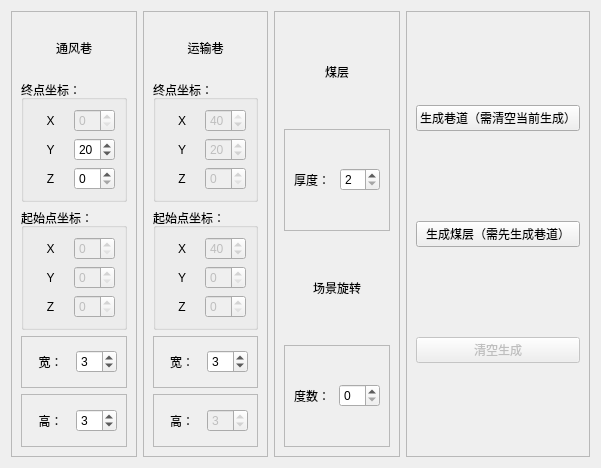
First picture: the form in ui/roadway.ui, repository ez4jc/working_face_master, before the edit.
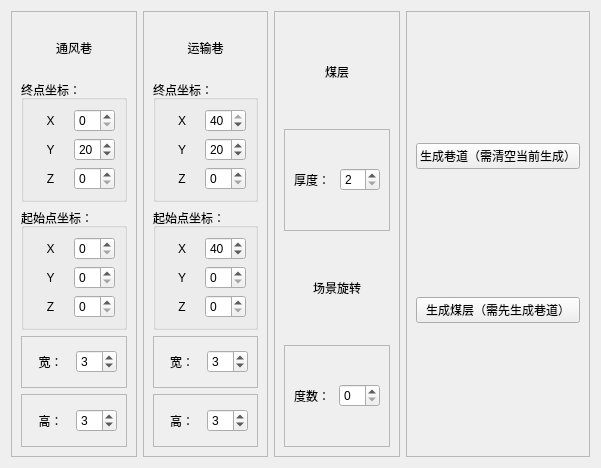
Second picture: the form after the edit.

What changed in the file:
```diff
--- a/ui/roadway.ui
+++ b/ui/roadway.ui
@@ -52,7 +52,7 @@
          <item row="0" column="1">
           <widget class="QSpinBox" name="spinBox_ventilationShaft_x">
            <property name="enabled">
-            <bool>false</bool>
+            <bool>true</bool>
            </property>
            <property name="maximum">
             <number>5</number>
@@ -104,21 +104,21 @@
          <item row="2" column="1">
           <widget class="QSpinBox" name="spinBox_3">
            <property name="enabled">
-            <bool>false</bool>
+            <bool>true</bool>
            </property>
           </widget>
          </item>
          <item row="1" column="1">
           <widget class="QSpinBox" name="spinBox_2">
            <property name="enabled">
-            <bool>false</bool>
+            <bool>true</bool>
            </property>
           </widget>
          </item>
          <item row="0" column="1">
           <widget class="QSpinBox" name="spinBox">
            <property name="enabled">
-            <bool>false</bool>
+            <bool>true</bool>
            </property>
           </widget>
          </item>
@@ -244,7 +244,7 @@
          <item row="1" column="1">
           <widget class="QSpinBox" name="spinBox_transportAlley_y">
            <property name="enabled">
-            <bool>false</bool>
+            <bool>true</bool>
            </property>
            <property name="value">
             <number>20</number>
@@ -254,7 +254,7 @@
          <item row="0" column="1">
           <widget class="QSpinBox" name="spinBox_transportAlley_x">
            <property name="enabled">
-            <bool>false</bool>
+            <bool>true</bool>
            </property>
            <property name="minimum">
             <number>35</number>
@@ -270,7 +270,7 @@
          <item row="2" column="1">
           <widget class="QSpinBox" name="spinBox_transportAlley_z">
            <property name="enabled">
-            <bool>false</bool>
+            <bool>true</bool>
            </property>
           </widget>
          </item>
@@ -316,7 +316,7 @@
          <item row="0" column="1">
           <widget class="QSpinBox" name="spinBox_10">
            <property name="enabled">
-            <bool>false</bool>
+            <bool>true</bool>
            </property>
            <property name="value">
             <number>40</number>
@@ -326,14 +326,14 @@
          <item row="1" column="1">
           <widget class="QSpinBox" name="spinBox_11">
            <property name="enabled">
-            <bool>false</bool>
+            <bool>true</bool>
            </property>
           </widget>
          </item>
          <item row="2" column="1">
           <widget class="QSpinBox" name="spinBox_12">
            <property name="enabled">
-            <bool>false</bool>
+            <bool>true</bool>
            </property>
           </widget>
          </item>
@@ -421,7 +421,7 @@
          <item>
           <widget class="QSpinBox" name="spinBox_transportAlley_height">
            <property name="enabled">
-            <bool>false</bool>
+            <bool>true</bool>
            </property>
            <property name="value">
             <number>3</number>
@@ -543,16 +543,6 @@
         </property>
        </widget>
       </item>
-      <item>
-       <widget class="QPushButton" name="pushButton_clear_workplace">
-        <property name="enabled">
-         <bool>false</bool>
-        </property>
-        <property name="text">
-         <string>清空生成</string>
-        </property>
-       </widget>
-      </item>
      </layout>
     </widget>
    </item>
```
